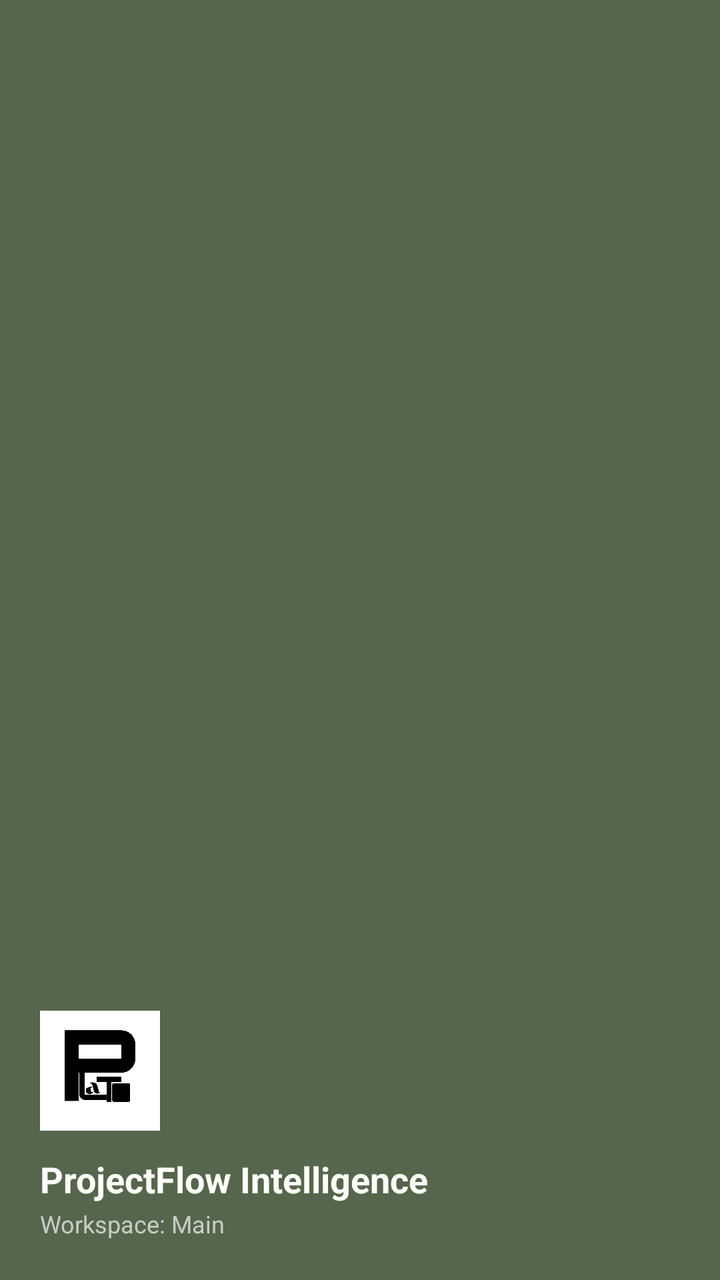
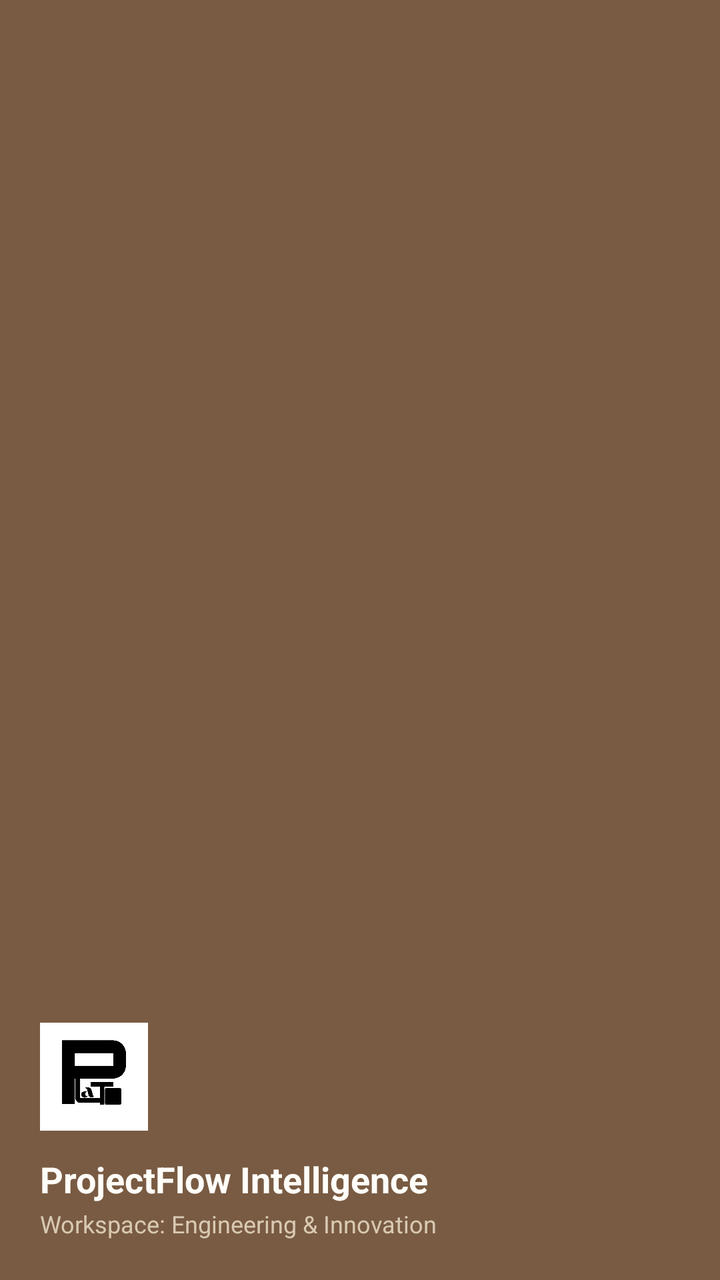

Compare the two renders of this Android layout. The source of the first and the diff that turns it into the second are given below.
<!-- AndroidManifest.xml: application theme Theme.ProjectFlow -->
<!-- res/layout/drawer_header.xml -->
<?xml version="1.0" encoding="utf-8"?>
<LinearLayout xmlns:android="http://schemas.android.com/apk/res/android"
    android:layout_width="match_parent"
    android:layout_height="180dp"
    android:background="@color/deep_sage"
    android:gravity="bottom"
    android:orientation="vertical"
    android:padding="20dp"
    android:theme="@style/ThemeOverlay.AppCompat.Dark">

    <ImageView
        android:layout_width="60dp"
        android:layout_height="60dp"
        android:adjustViewBounds="true"
        android:contentDescription="@string/brand_name"
        android:src="@drawable/logo" />

    <TextView
        android:layout_width="wrap_content"
        android:layout_height="wrap_content"
        android:layout_marginTop="12dp"
        android:text="@string/brand_name"
        android:textColor="@color/chalk_white"
        android:textSize="18sp"
        android:textStyle="bold" />

    <TextView
        android:layout_width="wrap_content"
        android:layout_height="wrap_content"
        android:layout_marginTop="2dp"
        android:text="Workspace: Main"
        android:textColor="@color/mineral_grey"
        android:textSize="12sp" />

</LinearLayout>
<!-- resources referenced by this layout -->
<resources>
  <color name="chalk_white">#FFFEFA</color>
  <color name="deep_sage">#56664C</color>
  <color name="mineral_grey">#C9CDC5</color>
  <!-- drawable logo: jpg bitmap (drawable, 22788 bytes) -->
  <string name="brand_name">ProjectFlow Intelligence</string>
  <style name="Theme.ProjectFlow" parent="Theme.MaterialComponents.DayNight.NoActionBar">
          
          <item name="colorPrimary">@color/deep_sage</item>
          <item name="colorPrimaryVariant">@color/deep_sage_dark</item>
          <item name="colorOnPrimary">@color/limestone_ivory</item>
  
          
          <item name="colorSecondary">@color/mineral_sage</item>
          <item name="colorSecondaryVariant">@color/mineral_sage</item>
          <item name="colorOnSecondary">@color/chalk_white</item>
  
          
          <item name="android:statusBarColor">@color/chalk_white</item>
          <item name="android:windowLightStatusBar">true</item>
  
          
          <item name="android:windowBackground">@color/limestone_ivory</item>
          <item name="colorSurface">@color/chalk_white</item>
      </style>
  <color name="deep_sage_dark">#485640</color>
  <color name="limestone_ivory">#F4F2E9</color>
  <color name="mineral_sage">#78866B</color>
</resources>

<!-- the commit's change to res/layout/drawer_header.xml (unified diff, before → after) -->
@@ -2,15 +2,15 @@
 <LinearLayout xmlns:android="http://schemas.android.com/apk/res/android"
     android:layout_width="match_parent"
     android:layout_height="180dp"
-    android:background="@color/deep_sage"
+    android:background="@color/primary_earth"
     android:gravity="bottom"
     android:orientation="vertical"
     android:padding="20dp"
     android:theme="@style/ThemeOverlay.AppCompat.Dark">
 
     <ImageView
-        android:layout_width="60dp"
-        android:layout_height="60dp"
+        android:layout_width="54dp"
+        android:layout_height="54dp"
         android:adjustViewBounds="true"
         android:contentDescription="@string/brand_name"
         android:src="@drawable/logo" />
@@ -20,7 +20,7 @@
         android:layout_height="wrap_content"
         android:layout_marginTop="12dp"
         android:text="@string/brand_name"
-        android:textColor="@color/chalk_white"
+        android:textColor="@color/white"
         android:textSize="18sp"
         android:textStyle="bold" />
 
@@ -28,8 +28,8 @@
         android:layout_width="wrap_content"
         android:layout_height="wrap_content"
         android:layout_marginTop="2dp"
-        android:text="Workspace: Main"
-        android:textColor="@color/mineral_grey"
+        android:text="Workspace: Engineering &amp; Innovation"
+        android:textColor="@color/secondary_sand"
         android:textSize="12sp" />
 
 </LinearLayout>
<!-- resource entries referenced after the edit -->
@@ -1,31 +1,35 @@
 <!-- resources referenced by this layout -->
 <resources>
-  <color name="chalk_white">#FFFEFA</color>
-  <color name="deep_sage">#56664C</color>
-  <color name="mineral_grey">#C9CDC5</color>
+  <color name="primary_earth">#795B43</color>
+  <color name="secondary_sand">#D9C9B2</color>
+  <color name="white">#FFFDF8</color>
   <!-- drawable logo: jpg bitmap (drawable, 22788 bytes) -->
   <string name="brand_name">ProjectFlow Intelligence</string>
   <style name="Theme.ProjectFlow" parent="Theme.MaterialComponents.DayNight.NoActionBar">
           
-          <item name="colorPrimary">@color/deep_sage</item>
-          <item name="colorPrimaryVariant">@color/deep_sage_dark</item>
-          <item name="colorOnPrimary">@color/limestone_ivory</item>
+          <item name="colorPrimary">@color/primary_earth</item>
+          <item name="colorPrimaryVariant">@color/deep_earth</item>
+          <item name="colorOnPrimary">@color/earth_raised</item>
   
           
-          <item name="colorSecondary">@color/mineral_sage</item>
-          <item name="colorSecondaryVariant">@color/mineral_sage</item>
-          <item name="colorOnSecondary">@color/chalk_white</item>
+          <item name="colorSecondary">@color/muted_clay</item>
+          <item name="colorSecondaryVariant">@color/secondary_sand</item>
+          <item name="colorOnSecondary">@color/text_main</item>
   
           
-          <item name="android:statusBarColor">@color/chalk_white</item>
+          <item name="android:statusBarColor">@color/earth_surface</item>
           <item name="android:windowLightStatusBar">true</item>
   
           
-          <item name="android:windowBackground">@color/limestone_ivory</item>
-          <item name="colorSurface">@color/chalk_white</item>
+          <item name="android:windowBackground">@color/earth_bg</item>
+          <item name="colorSurface">@color/earth_surface</item>
+          <item name="colorOnSurface">@color/text_main</item>
       </style>
-  <color name="deep_sage_dark">#485640</color>
-  <color name="limestone_ivory">#F4F2E9</color>
-  <color name="mineral_sage">#78866B</color>
+  <color name="deep_earth">#493628</color>
+  <color name="earth_raised">#FFFDF8</color>
+  <color name="muted_clay">#B69A78</color>
+  <color name="text_main">#30271F</color>
+  <color name="earth_surface">#FBF8F1</color>
+  <color name="earth_bg">#F3EDE2</color>
 </resources>
 
